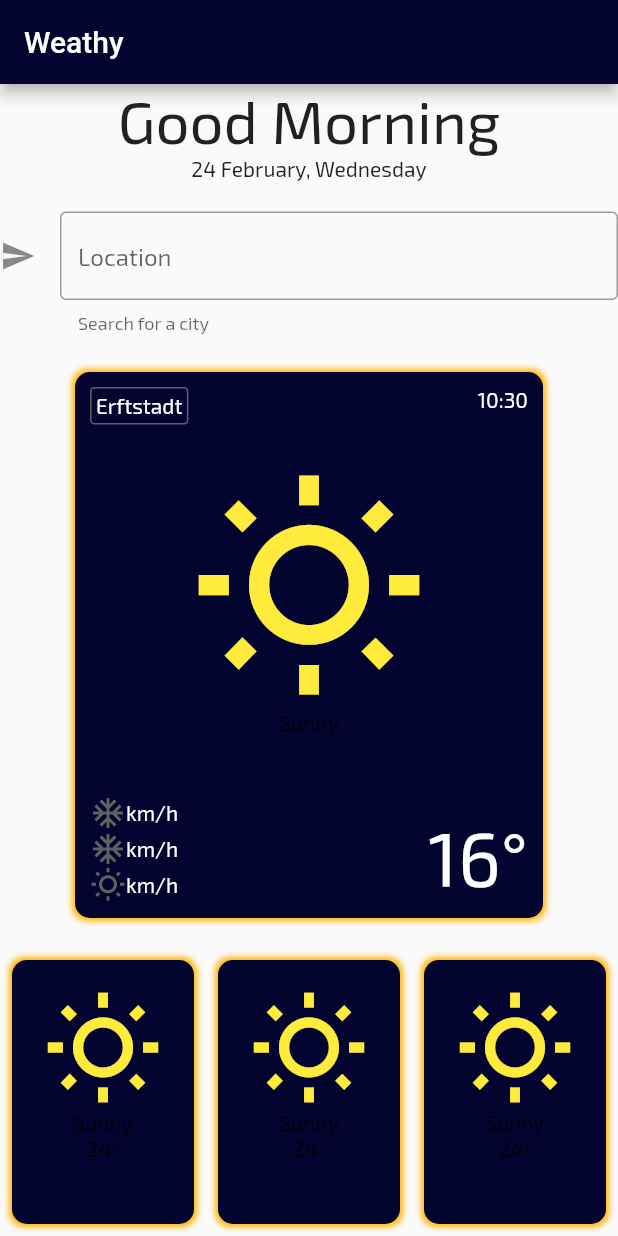
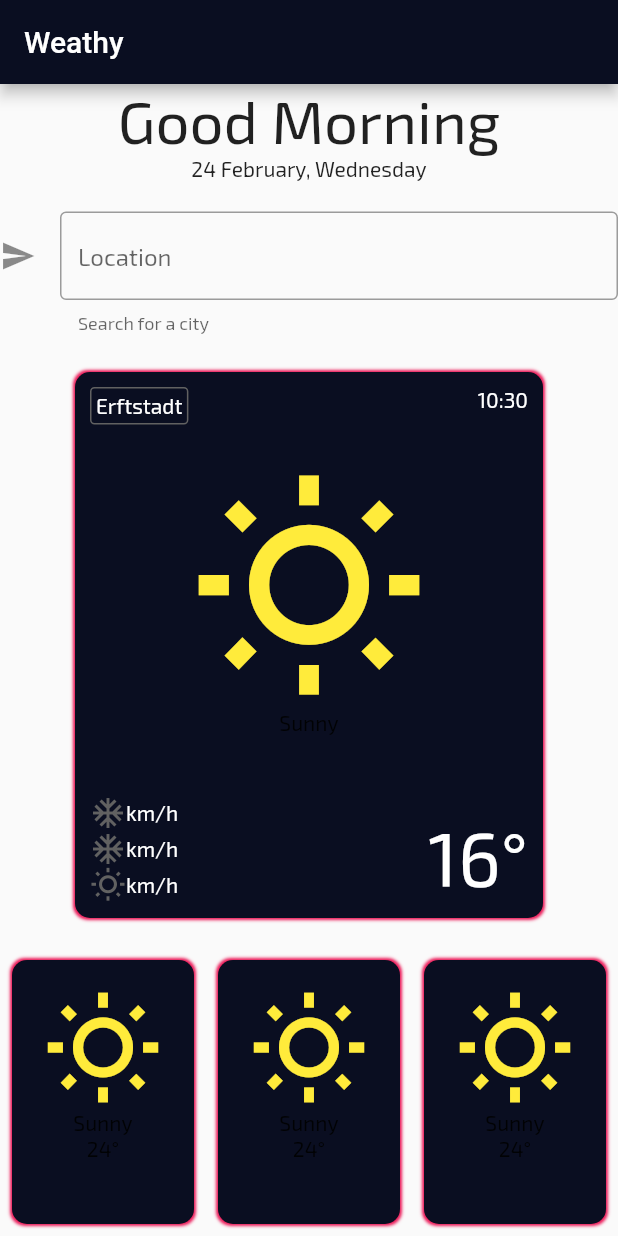
Before and after one commit to Dextavision/weathy, a Flutter app: the screen it shows after launch, on a phone screen of 412 x 824 dp. Run offline on Flutter 3.47's test engine with Material 2 defaults, Android fonts, the phone set to English and light mode, and no system bars; our stand-ins replace google_fonts.

Commit message:
changed theme colors

```diff
--- a/lib/app/theme.dart
+++ b/lib/app/theme.dart
@@ -26,7 +26,7 @@ class AppTheme {
         accentColor: _accentColor,
         textTheme: textTheme,
         primaryTextTheme: textTheme,
-        scaffoldBackgroundColor: Color(0xFF1b1b29));
+        scaffoldBackgroundColor: Color(0xFF1D1E33));
   }
 
   static _getTextTheme({@required Brightness brightness}) {
--- a/lib/forecast/forecast_card.dart
+++ b/lib/forecast/forecast_card.dart
@@ -18,8 +18,8 @@ class ForecastCard extends StatelessWidget {
           boxShadow: [
             BoxShadow(
               color: accentColor,
-              blurRadius: 3,
-              spreadRadius: 2,
+              blurRadius: 1,
+              spreadRadius: 1,
             ),
           ],
         ),
--- a/lib/shared/constants.dart
+++ b/lib/shared/constants.dart
@@ -1,4 +1,4 @@
 import 'package:flutter/material.dart';
 
-final Color primaryColor = Color(0xFF040431);
-final Color accentColor = Colors.amber.shade600;
+final Color primaryColor = Color(0xFF0A0E21);
+final Color accentColor = Color(0xFFEB1555);
--- a/lib/view/weathy_card/weathy_card.dart
+++ b/lib/view/weathy_card/weathy_card.dart
@@ -16,8 +16,8 @@ class WeathyCard extends StatelessWidget {
           boxShadow: [
             BoxShadow(
               color: accentColor,
-              blurRadius: 3,
-              spreadRadius: 2,
+              blurRadius: 1,
+              spreadRadius: 1,
             ),
           ],
         ),
```
